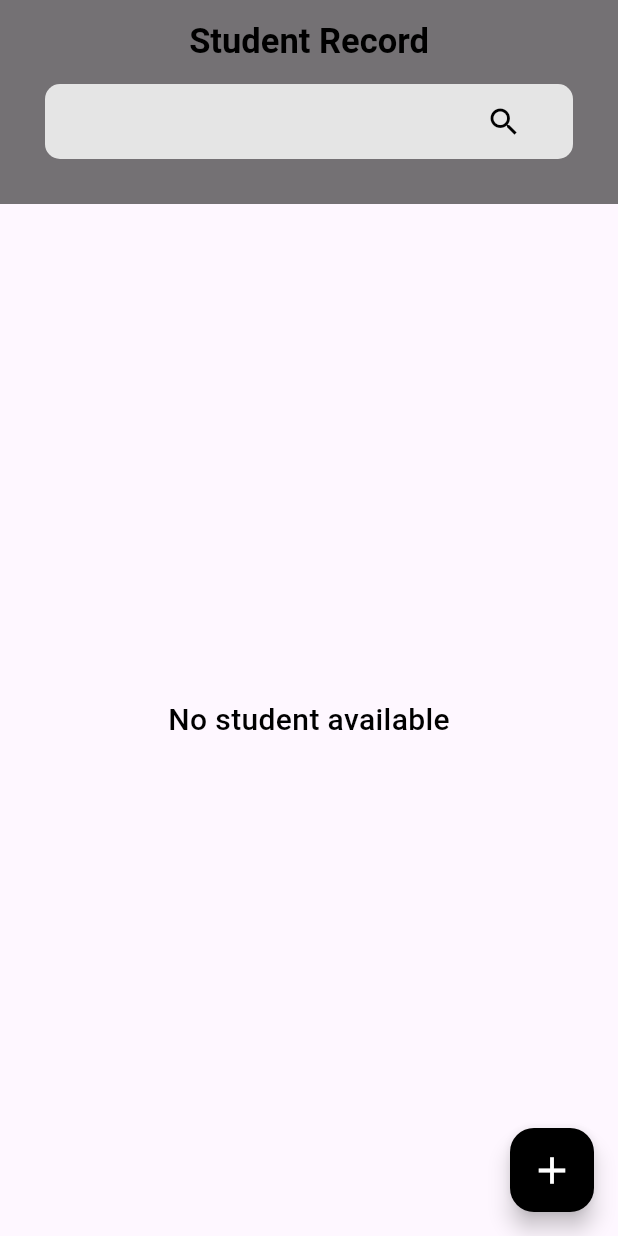
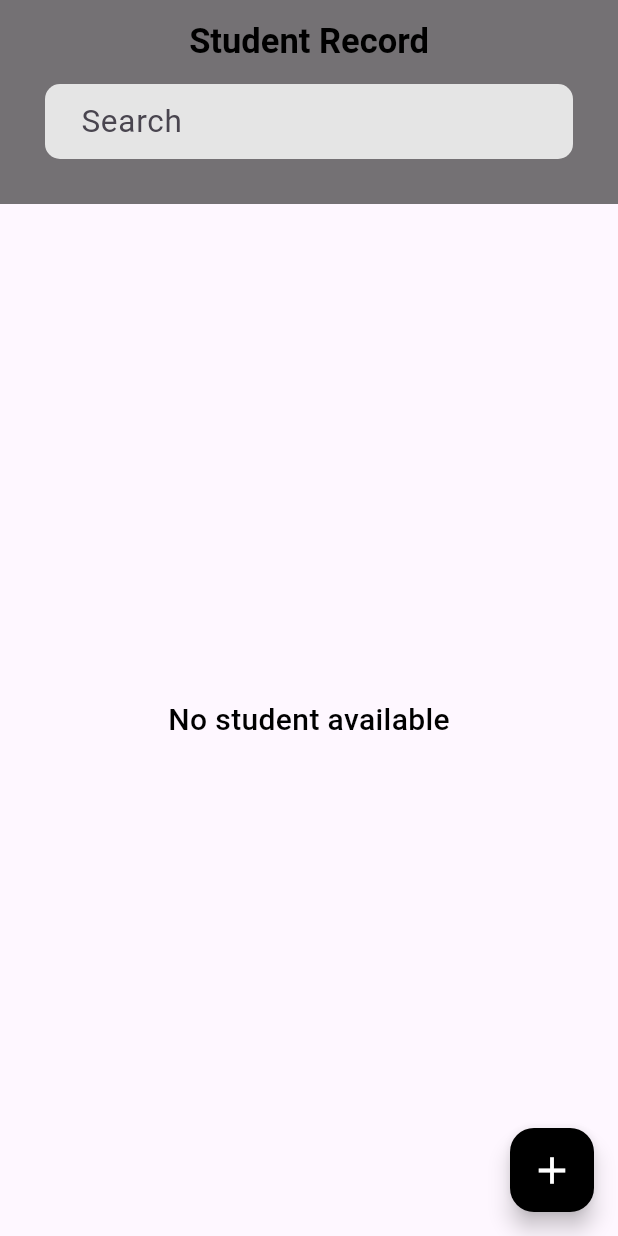
Before and after one commit to DUDU0123/SQFLITE_STUDENT_DB, a Flutter app: the screen it shows after launch, on a phone screen of 412 x 824 dp. Run offline on Flutter 3.47's test engine with Material 2 defaults, Android fonts, the light colour scheme and no system bars; our stand-ins replace image_picker, sqflite; accounts and stored records are empty.

Commit message:
Third commit

```diff
--- a/lib/screens/add_student.dart
+++ b/lib/screens/add_student.dart
@@ -95,7 +95,7 @@ class _AddStudentState extends State<AddStudent> {
               kHeight15,
               TextFieldCommonWidget(
                 errorText: !_agevalidate ? "Age can't be Empty" : null,
-                keyboardType: TextInputType.text,
+                keyboardType: TextInputType.number,
                 nameController: _ageController,
                 hintText: "Age",
                 labelText: "Enter age",
--- a/lib/screens/edit_studentprofile.dart
+++ b/lib/screens/edit_studentprofile.dart
@@ -73,7 +73,7 @@ class _EditStudentProfilePageState extends State<EditStudentProfilePage> {
               kHeight15,
               TextFieldCommonWidget(
                 errorText: !_agevalidate ? "Age can't be Empty" : null,
-                keyboardType: TextInputType.text,
+                keyboardType: TextInputType.number,
                 nameController: _ageController,
                 hintText: "Age",
                 labelText: "Enter age",
--- a/lib/screens/home_page.dart
+++ b/lib/screens/home_page.dart
@@ -103,6 +103,7 @@ class _HomePageState extends State<HomePage> {
     super.initState();
   }
 
+  //filtering function
   void studentFilteringOnSearch(String searchedWord) {
     List<StudentDataBaseModel> results = [];
     if (searchedWord.isEmpty) {
@@ -118,7 +119,6 @@ class _HomePageState extends State<HomePage> {
           )
           .toList();
     }
-
     setState(() {
       _studentDataList = results;
     });
@@ -148,7 +148,7 @@ class _HomePageState extends State<HomePage> {
             width: MediaQuery.of(context).size.width,
             decoration: BoxDecoration(
                 borderRadius: BorderRadius.circular(10),
-                color: Color.fromARGB(217, 249, 249, 249)),
+                color:const Color.fromARGB(217, 249, 249, 249)),
             child: Row(
               children: [
                 Expanded(
@@ -164,6 +164,8 @@ class _HomePageState extends State<HomePage> {
                     ),
                     cursorColor: kBlack,
                     decoration: InputDecoration(
+                      contentPadding: const EdgeInsets.only(top: 10),
+                      hintText: 'Search',
                       border: OutlineInputBorder(
                         borderSide: BorderSide(
                           color: kTransparent,
@@ -187,15 +189,6 @@ class _HomePageState extends State<HomePage> {
                     ),
                   ),
                 ),
-                Expanded(
-                  child: IconButton(
-                    onPressed: () async {},
-                    icon: Icon(
-                      Icons.search,
-                      color: kBlack,
-                    ),
-                  ),
-                )
               ],
             ),
           ),
```
